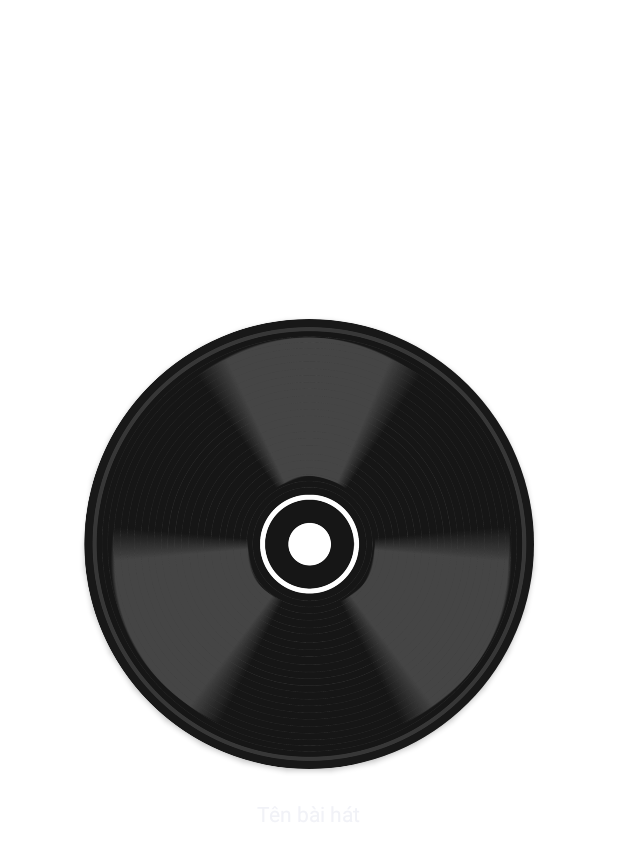
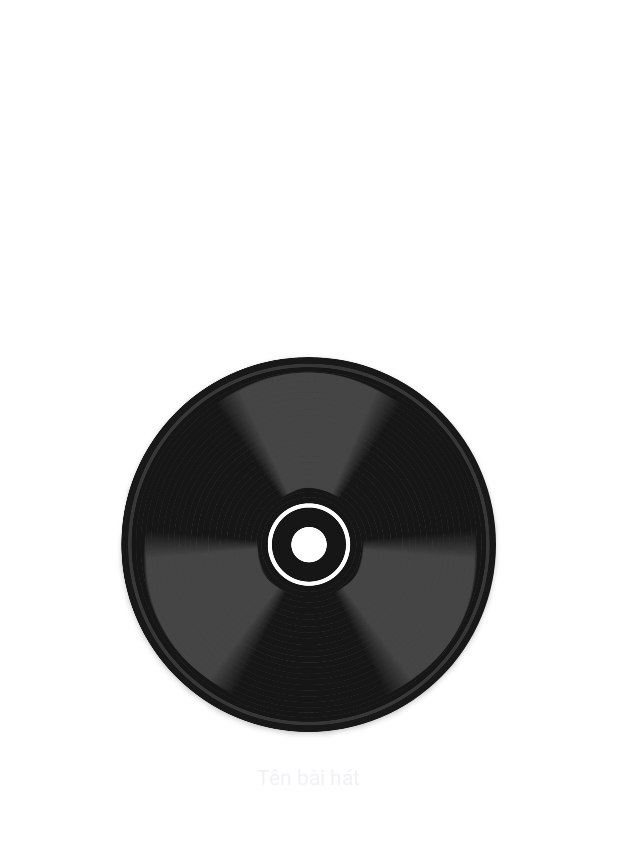
Before and after one commit to Doannam2000/MediaPlayer, an Android app: the layout fragment_play.xml on its own in the app's theme, with its tools: preview values and no code run, on a phone screen of 412 x 824 dp. Shown: the top 861 px of the screen. Run offline under Robolectric (Android 15) with nearby library versions, the light colour scheme and no system bars.

Commit message:
git fix sdk >30

```diff
--- a/app/build.gradle
+++ b/app/build.gradle
@@ -51,4 +51,5 @@ dependencies {
     implementation 'com.squareup.retrofit2:converter-gson:2.1.0'
     implementation 'com.github.bumptech.glide:glide:4.12.0'
     implementation 'org.jetbrains.kotlinx:kotlinx-coroutines-android:1.3.9'
+    implementation 'com.squareup.okhttp3:okhttp:4.9.1'
 }
--- a/app/src/main/res/layout/activity_music_online.xml
+++ b/app/src/main/res/layout/activity_music_online.xml
@@ -64,7 +64,7 @@
 
             <TextView
                 android:id="@+id/nameSong"
-                android:layout_width="wrap_content"
+                android:layout_width="match_parent"
                 android:layout_height="wrap_content"
                 android:layout_toEndOf="@+id/imageView"
                 android:ellipsize="marquee"
@@ -75,7 +75,7 @@
 
             <TextView
                 android:id="@+id/nameAuth"
-                android:layout_width="wrap_content"
+                android:layout_width="match_parent"
                 android:layout_height="wrap_content"
                 android:layout_below="@+id/name"
                 android:layout_alignStart="@+id/name"
--- a/app/src/main/res/layout/activity_play.xml
+++ b/app/src/main/res/layout/activity_play.xml
@@ -33,9 +33,8 @@
 
     <TextView
         android:id="@+id/name1"
-        android:layout_width="wrap_content"
+        android:layout_width="0dp"
         android:layout_height="wrap_content"
-        android:layout_marginStart="20dp"
         android:ellipsize="marquee"
         android:marqueeRepeatLimit="marquee_forever"
         android:singleLine="true"
@@ -44,7 +43,7 @@
         android:textSize="16sp"
         app:layout_constraintBottom_toBottomOf="@+id/previous"
         app:layout_constraintEnd_toStartOf="@+id/btnList"
-        app:layout_constraintHorizontal_bias="0.0"
+        app:layout_constraintHorizontal_bias="0.05"
         app:layout_constraintStart_toEndOf="@+id/previous"
         app:layout_constraintTop_toTopOf="@+id/previous" />
 
--- a/app/src/main/res/layout/fragment_play.xml
+++ b/app/src/main/res/layout/fragment_play.xml
@@ -20,8 +20,8 @@
 
         <ImageView
             android:id="@+id/imageView"
-            android:layout_width="300dp"
-            android:layout_height="300dp"
+            android:layout_width="250dp"
+            android:layout_height="250dp"
             android:interpolator="@anim/anim_rotate"
             android:scaleType="fitEnd"
             android:src="@drawable/music_icon" />
```
Also changed, not shown: app/src/main/java/dd/wan/ddwanmediaplayer/activities/PlayActivity.kt (+4 -5 lines), app/src/main/java/dd/wan/ddwanmediaplayer/interface/CallAPI.kt (+8 -4 lines), app/src/main/res/layout/custom_notification.xml (+9 -2 lines).
